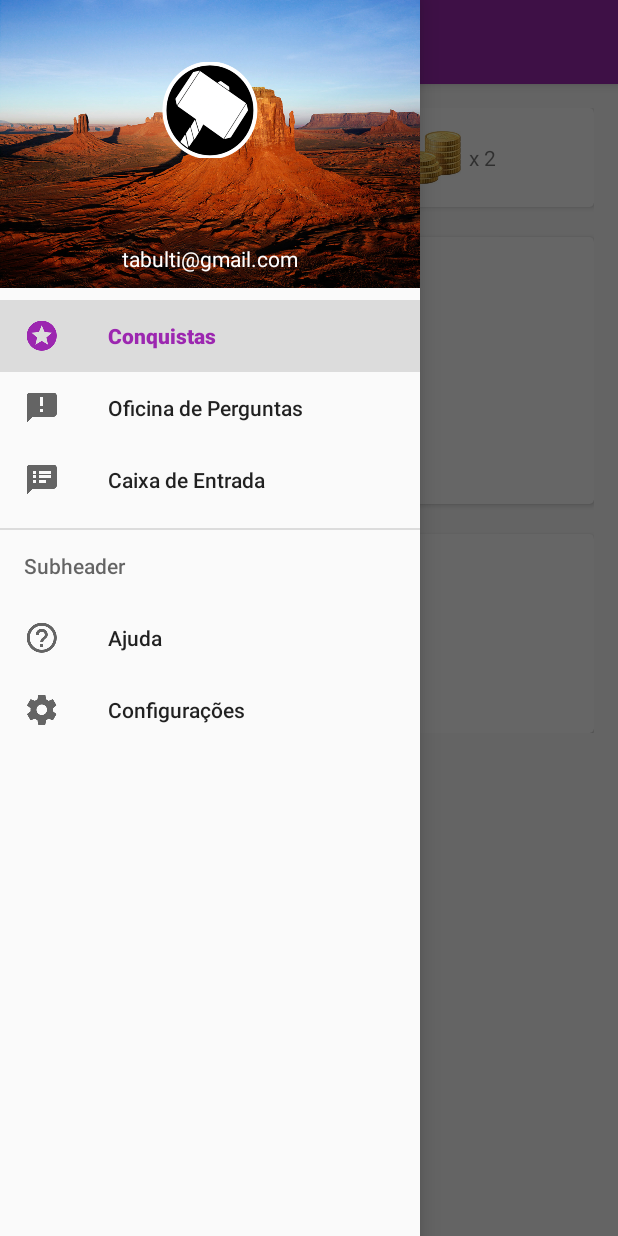
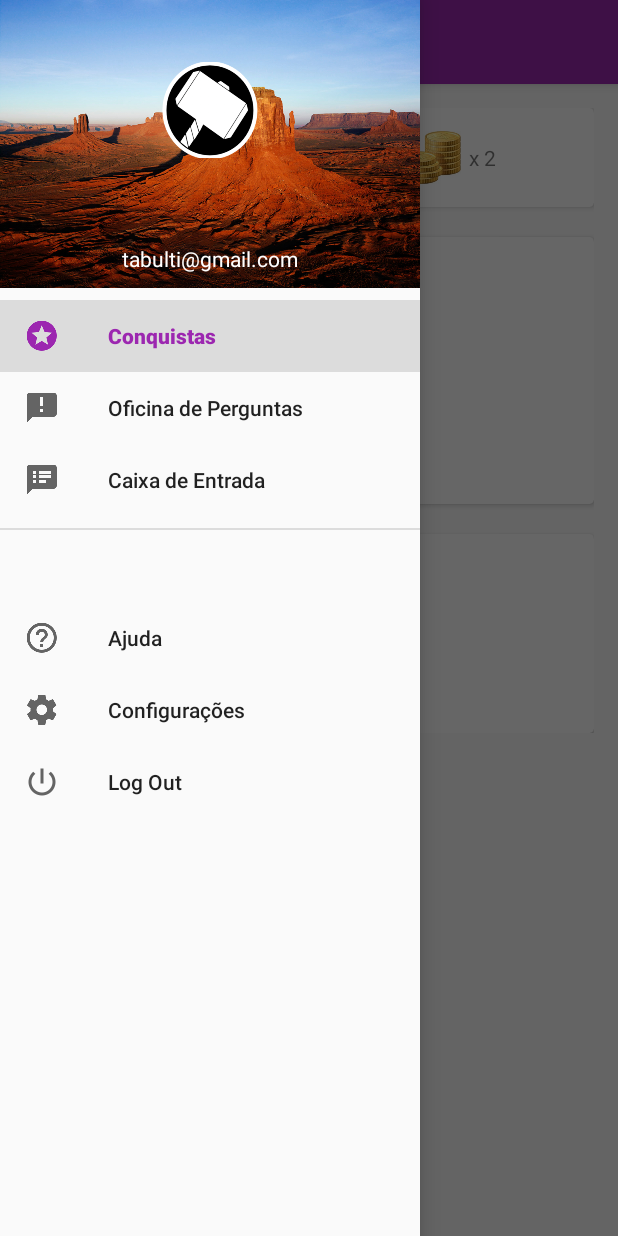
Before and after one commit to tabulti/Perguntageis, an Android app: the HomeActivity screen opened directly, with no data from a screen before it, with the side drawer open, on a phone screen of 412 x 824 dp. Run offline under Robolectric (Android 15) with nearby library versions, the phone set to English and light mode, and no system bars; libraries missing offline, so code that uses them is left out: com.firebase.client; 1 statement that could not run was skipped.

Commit message:
[Finalizado] - Autenticação e cadastro de usuário via Firebase [Working] - Correção de bugs no navigation drawe

```diff
--- a/Cap3/app/src/main/res/menu/navigation_drawer_menu.xml
+++ b/Cap3/app/src/main/res/menu/navigation_drawer_menu.xml
@@ -16,7 +16,7 @@
             android:title="Caixa de Entrada" />
     </group>
 
-    <item android:title="Subheader">
+    <item android:title="">
         <menu>
             <item
                 android:id="@+id/item_ajuda"
@@ -26,6 +26,11 @@
                 android:id="@+id/item_configuracoes"
                 android:icon="@drawable/ic_settings_black_24dp"
                 android:title="Configurações" />
+            <item
+                android:id="@+id/item_logout"
+                android:icon="@drawable/ic_power_settings_new_black_24dp"
+                android:title="Log Out" />
+
         </menu>
     </item>
 
```
Also changed, not shown: Cap3/app/src/main/java/com/joaopaulo/cap3/activity/CadastroActivity2.java (+39 -27 lines), Cap3/app/src/main/java/com/joaopaulo/cap3/activity/HomeActivity.java (+10 -2 lines), Cap3/app/src/main/java/com/joaopaulo/cap3/activity/MainActivity.java (+18 -2 lines), Cap3/app/src/main/res/drawable-hdpi/ic_power_settings_new_black_24dp.png (added), Cap3/app/src/main/res/drawable-mdpi/ic_power_settings_new_black_24dp.png (added), Cap3/app/src/main/res/drawable-xhdpi/ic_power_settings_new_black_24dp.png (added), Cap3/app/src/main/res/drawable-xxhdpi/ic_power_settings_new_black_24dp.png (added), Cap3/app/src/main/res/drawable-xxxhdpi/ic_power_settings_new_black_24dp.png (added), 66 other files.
